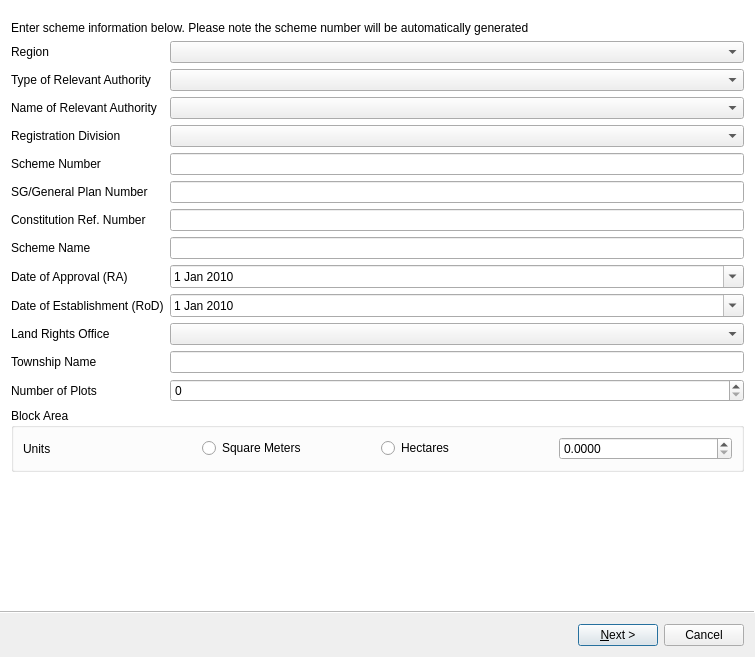
The window that ui/flts/ui_scheme_lodgement.ui (gltn/stdm) describes before a commit, drawn with Qt 5.
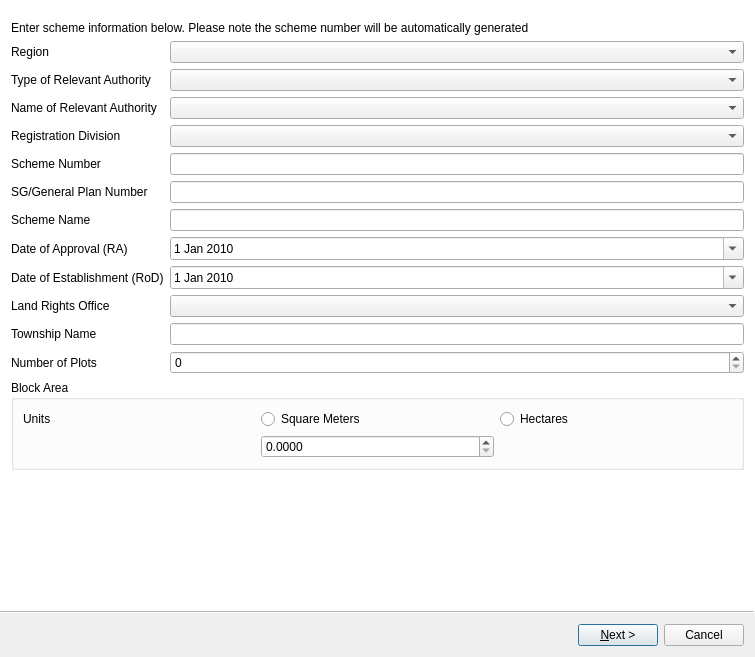
The same window after the commit. Icons and pictures are not drawn. Custom widgets are drawn as their Qt base class.

Commit message: refactored inital sg_number and constitution number

```diff
--- a/ui/flts/ui_scheme_lodgement.ui
+++ b/ui/flts/ui_scheme_lodgement.ui
@@ -48,68 +48,23 @@
   </property>
   <widget class="QWizardPage" name="wizardPage1">
    <layout class="QGridLayout" name="gridLayout_4">
-    <item row="2" column="1">
-     <widget class="QComboBox" name="cbx_region"/>
-    </item>
-    <item row="5" column="0">
-     <widget class="QLabel" name="label_reg_div">
+    <item row="2" column="0">
+     <widget class="QLabel" name="label_region">
       <property name="text">
-       <string>Registration Division</string>
-      </property>
-     </widget>
-    </item>
-    <item row="6" column="0">
-     <widget class="QLabel" name="label_schm_num">
-      <property name="text">
-       <string>Scheme Number</string>
-      </property>
-     </widget>
-    </item>
-    <item row="8" column="0">
-     <widget class="QLabel" name="label_const_ref_num">
-      <property name="text">
-       <string>Constitution Ref. Number</string>
-      </property>
-     </widget>
-    </item>
-    <item row="7" column="0">
-     <widget class="QLabel" name="label_sg_num">
-      <property name="text">
-       <string>SG/General Plan Number</string>
-      </property>
-     </widget>
-    </item>
-    <item row="4" column="0">
-     <widget class="QLabel" name="label_rel_auth_name">
-      <property name="text">
-       <string>Name of Relevant Authority</string>
+       <string>Region</string>
       </property>
      </widget>
     </item>
     <item row="3" column="1">
      <widget class="QComboBox" name="cbx_relv_auth"/>
     </item>
-    <item row="7" column="1">
-     <widget class="QLineEdit" name="lnedit_sg_num">
-      <property name="readOnly">
-       <bool>false</bool>
-      </property>
-     </widget>
-    </item>
-    <item row="8" column="1">
-     <widget class="QLineEdit" name="lnedit_const_ref_num">
-      <property name="readOnly">
-       <bool>false</bool>
-      </property>
-     </widget>
-    </item>
     <item row="4" column="1">
      <widget class="QComboBox" name="cbx_relv_auth_name"/>
     </item>
-    <item row="6" column="1">
-     <widget class="QLineEdit" name="lnedit_schm_num">
-      <property name="readOnly">
-       <bool>true</bool>
+    <item row="5" column="0">
+     <widget class="QLabel" name="label_reg_div">
+      <property name="text">
+       <string>Registration Division</string>
       </property>
      </widget>
     </item>
@@ -120,6 +75,22 @@
       </property>
      </layout>
     </item>
+    <item row="1" column="0" colspan="2">
+     <widget class="QLabel" name="label_desc">
+      <property name="sizePolicy">
+       <sizepolicy hsizetype="Preferred" vsizetype="Fixed">
+        <horstretch>0</horstretch>
+        <verstretch>0</verstretch>
+       </sizepolicy>
+      </property>
+      <property name="text">
+       <string>&lt;html&gt;&lt;head/&gt;&lt;body&gt;&lt;p&gt;Enter scheme information below. Please note the scheme number will be automatically generated&lt;/p&gt;&lt;/body&gt;&lt;/html&gt;</string>
+      </property>
+     </widget>
+    </item>
+    <item row="2" column="1">
+     <widget class="QComboBox" name="cbx_region"/>
+    </item>
     <item row="3" column="0">
      <widget class="QLabel" name="label_rel_auth_type">
       <property name="text">
@@ -127,88 +98,58 @@
       </property>
      </widget>
     </item>
-    <item row="9" column="0">
+    <item row="4" column="0">
+     <widget class="QLabel" name="label_rel_auth_name">
+      <property name="text">
+       <string>Name of Relevant Authority</string>
+      </property>
+     </widget>
+    </item>
+    <item row="8" column="1">
+     <widget class="QLineEdit" name="lnedit_schm_nam"/>
+    </item>
+    <item row="10" column="1">
+     <widget class="QDateEdit" name="date_establish">
+      <property name="minimumDateTime">
+       <datetime>
+        <hour>0</hour>
+        <minute>0</minute>
+        <second>0</second>
+        <year>2010</year>
+        <month>1</month>
+        <day>1</day>
+       </datetime>
+      </property>
+      <property name="minimumDate">
+       <date>
+        <year>2010</year>
+        <month>1</month>
+        <day>1</day>
+       </date>
+      </property>
+      <property name="calendarPopup">
+       <bool>true</bool>
+      </property>
+     </widget>
+    </item>
+    <item row="12" column="1">
+     <widget class="QLineEdit" name="lnedit_twnshp"/>
+    </item>
+    <item row="8" column="0">
      <widget class="QLabel" name="label_schm_name">
       <property name="text">
        <string>Scheme Name</string>
       </property>
      </widget>
     </item>
-    <item row="9" column="1">
-     <widget class="QLineEdit" name="lnedit_schm_nam"/>
-    </item>
-    <item row="2" column="0">
-     <widget class="QLabel" name="label_region">
-      <property name="text">
-       <string>Region</string>
-      </property>
-     </widget>
-    </item>
-    <item row="1" column="0" colspan="2">
-     <widget class="QLabel" name="label_desc">
-      <property name="sizePolicy">
-       <sizepolicy hsizetype="Preferred" vsizetype="Fixed">
-        <horstretch>0</horstretch>
-        <verstretch>0</verstretch>
-       </sizepolicy>
-      </property>
-      <property name="text">
-       <string>&lt;html&gt;&lt;head/&gt;&lt;body&gt;&lt;p&gt;Enter scheme information below. Please note the scheme number will be automatically generated&lt;/p&gt;&lt;/body&gt;&lt;/html&gt;</string>
-      </property>
-     </widget>
-    </item>
-    <item row="5" column="1">
-     <widget class="QComboBox" name="cbx_reg_div"/>
-    </item>
-    <item row="11" column="0">
-     <widget class="QLabel" name="label_date_establish">
-      <property name="text">
-       <string>Date of Establishment (RoD)</string>
-      </property>
-     </widget>
-    </item>
-    <item row="10" column="0">
+    <item row="9" column="0">
      <widget class="QLabel" name="label_date_apprv">
       <property name="text">
        <string>Date of Approval (RA)</string>
       </property>
      </widget>
     </item>
-    <item row="14" column="0">
-     <widget class="QLabel" name="label_num_plots">
-      <property name="text">
-       <string>Number of Plots</string>
-      </property>
-     </widget>
-    </item>
     <item row="13" column="1">
-     <widget class="QLineEdit" name="lnedit_twnshp"/>
-    </item>
-    <item row="10" column="1">
-     <widget class="QDateEdit" name="date_apprv">
-      <property name="minimumDateTime">
-       <datetime>
-        <hour>0</hour>
-        <minute>0</minute>
-        <second>0</second>
-        <year>2010</year>
-        <month>1</month>
-        <day>1</day>
-       </datetime>
-      </property>
-      <property name="minimumDate">
-       <date>
-        <year>2010</year>
-        <month>1</month>
-        <day>1</day>
-       </date>
-      </property>
-      <property name="calendarPopup">
-       <bool>true</bool>
-      </property>
-     </widget>
-    </item>
-    <item row="14" column="1">
      <widget class="QDoubleSpinBox" name="dbl_spinbx_num_plots">
       <property name="decimals">
        <number>0</number>
@@ -219,52 +160,110 @@
      </widget>
     </item>
     <item row="11" column="1">
-     <widget class="QDateEdit" name="date_establish">
-      <property name="minimumDateTime">
-       <datetime>
-        <hour>0</hour>
-        <minute>0</minute>
-        <second>0</second>
-        <year>2010</year>
-        <month>1</month>
-        <day>1</day>
-       </datetime>
-      </property>
-      <property name="minimumDate">
-       <date>
-        <year>2010</year>
-        <month>1</month>
-        <day>1</day>
-       </date>
-      </property>
-      <property name="calendarPopup">
-       <bool>true</bool>
-      </property>
-     </widget>
-    </item>
-    <item row="12" column="1">
      <widget class="QComboBox" name="cbx_lro"/>
     </item>
-    <item row="13" column="0">
-     <widget class="QLabel" name="label_twn_name">
-      <property name="text">
-       <string>Township Name</string>
-      </property>
-     </widget>
-    </item>
-    <item row="12" column="0">
+    <item row="11" column="0">
      <widget class="QLabel" name="label_lro">
       <property name="text">
        <string>Land Rights Office</string>
       </property>
      </widget>
     </item>
-    <item row="15" column="0" colspan="2">
+    <item row="10" column="0">
+     <widget class="QLabel" name="label_date_establish">
+      <property name="text">
+       <string>Date of Establishment (RoD)</string>
+      </property>
+     </widget>
+    </item>
+    <item row="6" column="1">
+     <widget class="QLineEdit" name="lnedit_schm_num">
+      <property name="readOnly">
+       <bool>true</bool>
+      </property>
+     </widget>
+    </item>
+    <item row="12" column="0">
+     <widget class="QLabel" name="label_twn_name">
+      <property name="text">
+       <string>Township Name</string>
+      </property>
+     </widget>
+    </item>
+    <item row="7" column="1">
+     <widget class="QLineEdit" name="lnedit_sg_num">
+      <property name="readOnly">
+       <bool>true</bool>
+      </property>
+     </widget>
+    </item>
+    <item row="9" column="1">
+     <widget class="QDateEdit" name="date_apprv">
+      <property name="minimumDateTime">
+       <datetime>
+        <hour>0</hour>
+        <minute>0</minute>
+        <second>0</second>
+        <year>2010</year>
+        <month>1</month>
+        <day>1</day>
+       </datetime>
+      </property>
+      <property name="minimumDate">
+       <date>
+        <year>2010</year>
+        <month>1</month>
+        <day>1</day>
+       </date>
+      </property>
+      <property name="calendarPopup">
+       <bool>true</bool>
+      </property>
+     </widget>
+    </item>
+    <item row="7" column="0">
+     <widget class="QLabel" name="label_sg_num">
+      <property name="text">
+       <string>SG/General Plan Number</string>
+      </property>
+     </widget>
+    </item>
+    <item row="13" column="0">
+     <widget class="QLabel" name="label_num_plots">
+      <property name="text">
+       <string>Number of Plots</string>
+      </property>
+     </widget>
+    </item>
+    <item row="5" column="1">
+     <widget class="QComboBox" name="cbx_reg_div"/>
+    </item>
+    <item row="6" column="0">
+     <widget class="QLabel" name="label_schm_num">
+      <property name="text">
+       <string>Scheme Number</string>
+      </property>
+     </widget>
+    </item>
+    <item row="14" column="0" colspan="2">
      <widget class="QGroupBox" name="gbx_block_area">
+      <property name="sizePolicy">
+       <sizepolicy hsizetype="Minimum" vsizetype="Fixed">
+        <horstretch>0</horstretch>
+        <verstretch>0</verstretch>
+       </sizepolicy>
+      </property>
       <property name="title">
        <string>Block Area</string>
       </property>
       <layout class="QGridLayout" name="gridLayout_2">
+       <item row="0" column="0">
+        <widget class="QLabel" name="label_blck_area_units">
+         <property name="text">
+          <string>Units</string>
+         </property>
+        </widget>
+       </item>
        <item row="0" column="2">
         <widget class="QRadioButton" name="radio_hectares">
          <property name="text">
@@ -272,7 +271,14 @@
          </property>
         </widget>
        </item>
-       <item row="0" column="3">
+       <item row="0" column="1">
+        <widget class="QRadioButton" name="radio_sq_meters">
+         <property name="text">
+          <string>Square Meters</string>
+         </property>
+        </widget>
+       </item>
+       <item row="1" column="1">
         <widget class="QDoubleSpinBox" name="dbl_spinbx_block_area">
          <property name="decimals">
           <number>4</number>
@@ -282,20 +288,6 @@
          </property>
         </widget>
        </item>
-       <item row="0" column="0">
-        <widget class="QLabel" name="label_blck_area_units">
-         <property name="text">
-          <string>Units</string>
-         </property>
-        </widget>
-       </item>
-       <item row="0" column="1">
-        <widget class="QRadioButton" name="radio_sq_meters">
-         <property name="text">
-          <string>Square Meters</string>
-         </property>
-        </widget>
-       </item>
       </layout>
      </widget>
     </item>
```
The commit also changes 4 other files.
